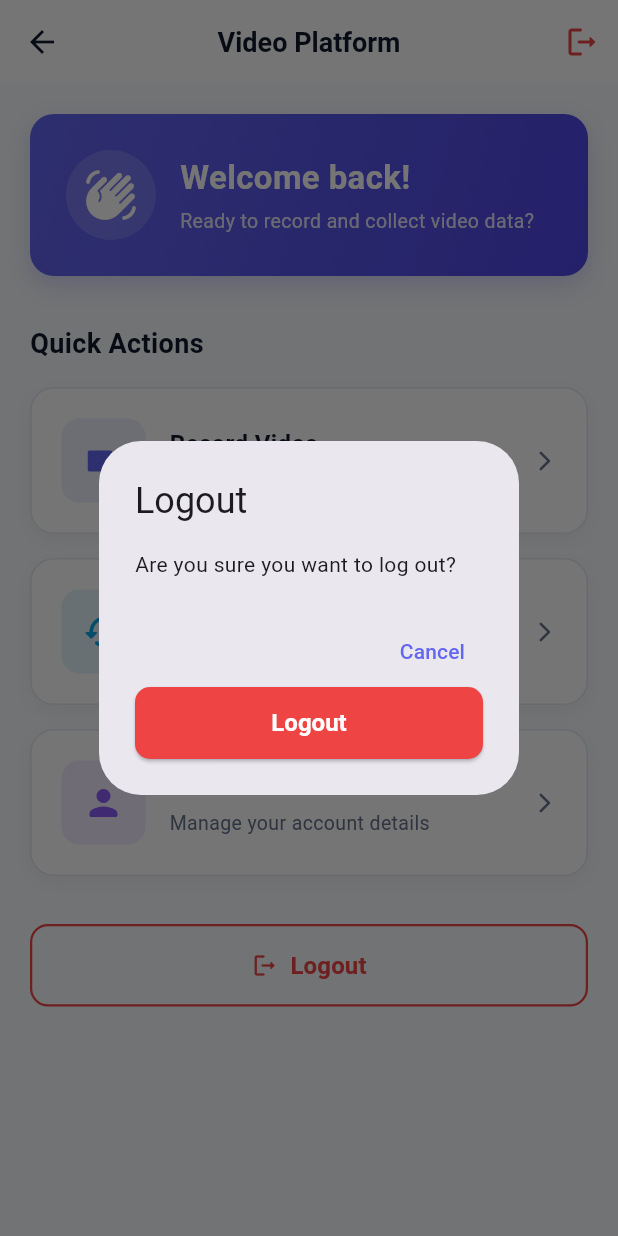
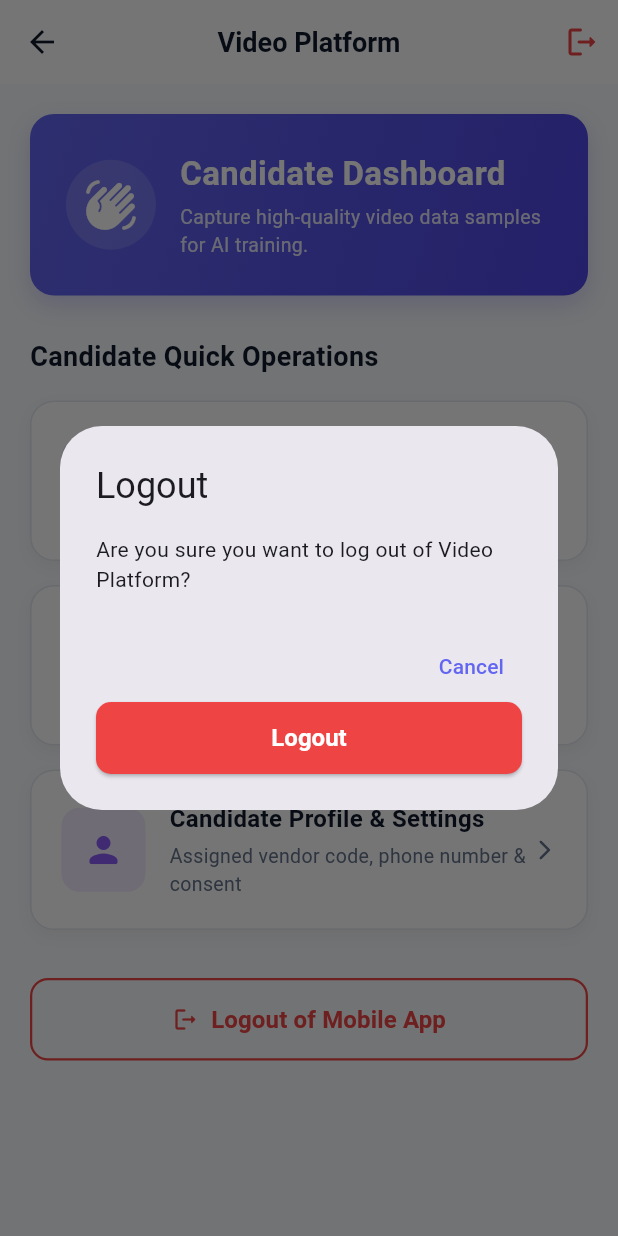
Before and after one commit to pittaanji9390-afk/video_data_app, a Flutter app: the HomeScreen screen opened by its route, after a tap on the "logout" icon, on a phone screen of 412 x 824 dp. Run offline on Flutter 3.47's test engine with Material 3 defaults, Android fonts, the phone set to English and light mode, and no system bars; our stand-ins replace camera, geolocator, permission_handler, shared_preferences; accounts and stored records are empty.

```diff
--- a/mobile-app/lib/screens/home/home_screen.dart
+++ b/mobile-app/lib/screens/home/home_screen.dart
@@ -2,6 +2,7 @@ import 'package:flutter/material.dart';
 import '../../config/routes/app_routes.dart';
 import '../../core/constants/app_constants.dart';
 import '../../core/theme/app_colors.dart';
+import '../../services/auth_service.dart';
 
 class HomeScreen extends StatelessWidget {
   const HomeScreen({super.key});
@@ -11,16 +12,19 @@ class HomeScreen extends StatelessWidget {
       context: context,
       builder: (ctx) => AlertDialog(
         title: const Text('Logout'),
-        content: const Text('Are you sure you want to log out?'),
+        content: const Text('Are you sure you want to log out of Video Platform?'),
         actions: [
           TextButton(
             onPressed: () => Navigator.pop(ctx),
             child: const Text('Cancel'),
           ),
           ElevatedButton(
-            onPressed: () {
+            onPressed: () async {
               Navigator.pop(ctx);
-              Navigator.pushReplacementNamed(context, AppRoutes.login);
+              await AuthService.logout();
+              if (context.mounted) {
+                Navigator.pushReplacementNamed(context, AppRoutes.login);
+              }
             },
             style: ElevatedButton.styleFrom(
               backgroundColor: AppColors.error,
@@ -33,12 +37,48 @@ class HomeScreen extends StatelessWidget {
     );
   }
 
-  void _showFeaturePlaceholder(BuildContext context, String title) {
-    ScaffoldMessenger.of(context).showSnackBar(
-      SnackBar(
-        content: Text('$title screen (Coming in next step)'),
-        behavior: SnackBarBehavior.floating,
-        duration: const Duration(seconds: 2),
+  void _showInfoModal(BuildContext context, String title, String detail) {
+    showModalBottomSheet(
+      context: context,
+      shape: const RoundedRectangleBorder(
+        borderRadius: BorderRadius.vertical(top: Radius.circular(20)),
+      ),
+      builder: (ctx) => Padding(
+        padding: const EdgeInsets.all(24.0),
+        child: Column(
+          mainAxisSize: MainAxisSize.min,
+          crossAxisAlignment: CrossAxisAlignment.start,
+          children: [
+            Row(
+              children: [
+                const Icon(Icons.info_outline_rounded, color: AppColors.primary, size: 28),
+                const SizedBox(width: 12),
+                Text(
+                  title,
+                  style: const TextStyle(fontSize: 18, fontWeight: FontWeight.bold),
+                ),
+              ],
+            ),
+            const SizedBox(height: 14),
+            Text(
+              detail,
+              style: const TextStyle(fontSize: 14, color: Colors.grey),
+            ),
+            const SizedBox(height: 20),
+            SizedBox(
+              width: double.infinity,
+              child: ElevatedButton(
+                onPressed: () => Navigator.pop(ctx),
+                style: ElevatedButton.styleFrom(
+                  backgroundColor: AppColors.primary,
+                  foregroundColor: Colors.white,
+                  padding: const EdgeInsets.symmetric(vertical: 12),
+                ),
+                child: const Text('Close'),
+              ),
+            ),
+          ],
+        ),
       ),
     );
   }
@@ -64,7 +104,7 @@ class HomeScreen extends StatelessWidget {
           child: Column(
             crossAxisAlignment: CrossAxisAlignment.stretch,
             children: [
-              // Welcome Banner Card
+              // Candidate Welcome Hero Banner
               Container(
                 padding: const EdgeInsets.all(24.0),
                 decoration: BoxDecoration(
@@ -97,12 +137,12 @@ class HomeScreen extends StatelessWidget {
                       ),
                     ),
                     const SizedBox(width: 16),
-                    Expanded(
+                    const Expanded(
                       child: Column(
                         crossAxisAlignment: CrossAxisAlignment.start,
-                        children: const [
+                        children: [
                           Text(
-                            'Welcome back!',
+                            'Candidate Dashboard',
                             style: TextStyle(
                               fontSize: 22,
                               fontWeight: FontWeight.bold,
@@ -111,7 +151,7 @@ class HomeScreen extends StatelessWidget {
                           ),
                           SizedBox(height: 4),
                           Text(
-                            'Ready to record and collect video data?',
+                            'Capture high-quality video data samples for AI training.',
                             style: TextStyle(
                               fontSize: 13,
                               color: Color.fromRGBO(255, 255, 255, 0.85),
@@ -123,11 +163,11 @@ class HomeScreen extends StatelessWidget {
                   ],
                 ),
               ),
-              const SizedBox(height: 32),
+              const SizedBox(height: 28),
 
               // Section Title
               Text(
-                'Quick Actions',
+                'Candidate Quick Operations',
                 style: TextStyle(
                   fontSize: 18,
                   fontWeight: FontWeight.bold,
@@ -141,8 +181,8 @@ class HomeScreen extends StatelessWidget {
               // 1. Record Video Primary Card -> Navigates to Camera Permission
               _buildActionCard(
                 context,
-                title: 'Record Video',
-                subtitle: 'Capture new video data sample',
+                title: 'Record Video Sample',
+                subtitle: 'Capture camera video with environment metadata',
                 icon: Icons.videocam_rounded,
                 color: AppColors.primary,
                 onTap: () => Navigator.pushNamed(context, AppRoutes.cameraPermission),
@@ -152,22 +192,30 @@ class HomeScreen extends StatelessWidget {
               // 2. Upload History Card
               _buildActionCard(
                 context,
-                title: 'Upload History',
-                subtitle: 'View your submitted video logs',
+                title: 'Video Upload History',
+                subtitle: 'View submitted collections and QC review status',
                 icon: Icons.history_rounded,
                 color: AppColors.secondary,
-                onTap: () => _showFeaturePlaceholder(context, 'Upload History'),
+                onTap: () => _showInfoModal(
+                  context,
+                  'Upload History',
+                  'You have submitted 18 video collection packages. 14 videos approved, 4 pending QC audit.',
+                ),
               ),
               const SizedBox(height: 16),
 
               // 3. Profile Card
               _buildActionCard(
                 context,
-                title: 'Profile',
-                subtitle: 'Manage your account details',
+                title: 'Candidate Profile & Settings',
+                subtitle: 'Assigned vendor code, phone number & consent',
                 icon: Icons.person_rounded,
                 color: const Color(0xFF8B5CF6),
-                onTap: () => _showFeaturePlaceholder(context, 'Profile'),
+                onTap: () => _showInfoModal(
+                  context,
+                  'Candidate Profile',
+                  'Full Name: Alex Johnson\nAssigned Vendor: Acme Video Solutions (VENDOR-001)\nMobile: +1 555-0101',
+                ),
               ),
               const SizedBox(height: 32),
 
@@ -176,7 +224,7 @@ class HomeScreen extends StatelessWidget {
                 onPressed: () => _handleLogout(context),
                 icon: const Icon(Icons.logout_rounded, color: AppColors.error),
                 label: const Text(
-                  'Logout',
+                  'Logout of Mobile App',
                   style: TextStyle(
                     fontSize: 16,
                     fontWeight: FontWeight.w600,
```
